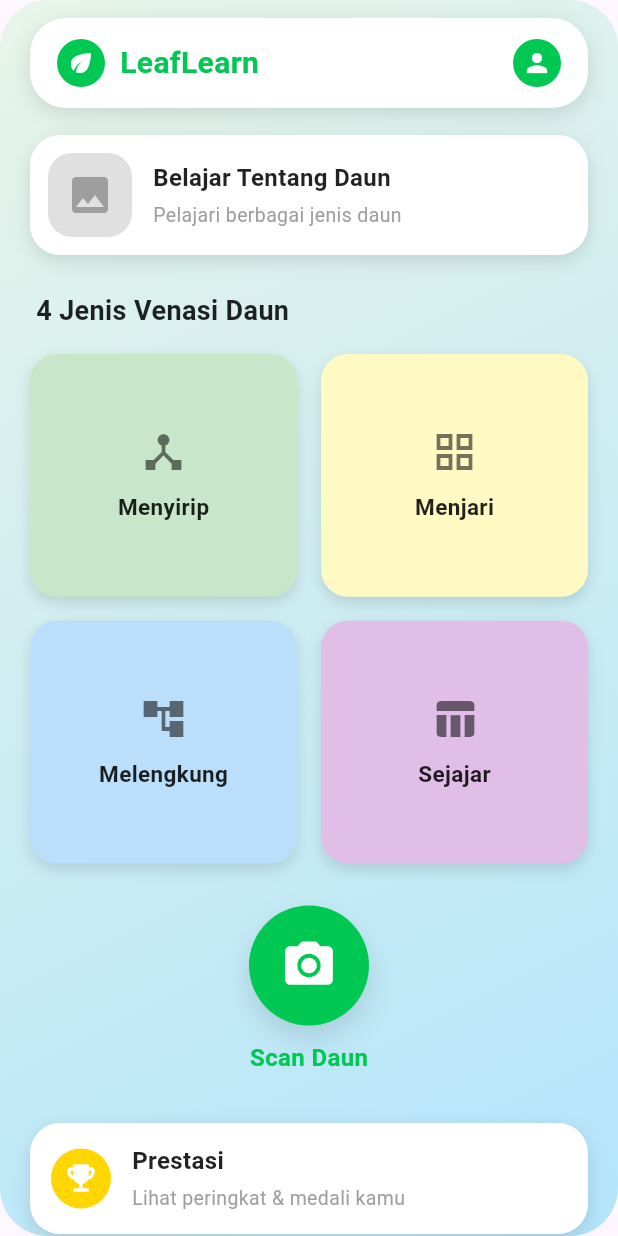
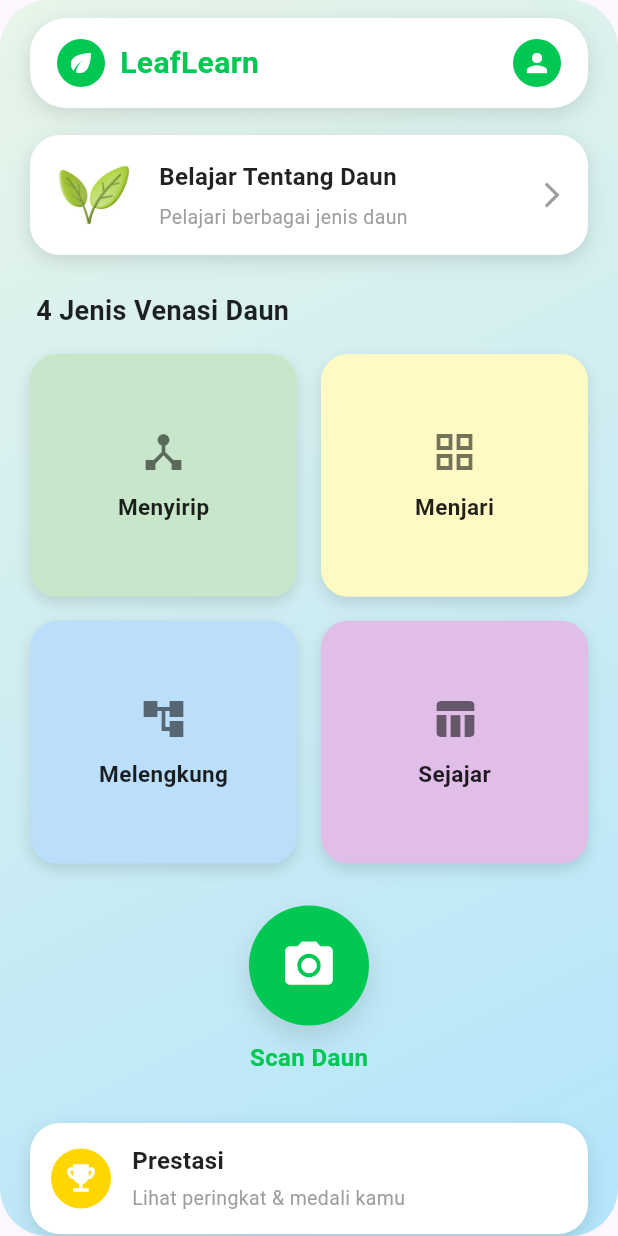
Before and after one commit to koctaa04/Leafy-PBL, a Flutter app: the HomeScreen screen opened by its route, on a phone screen of 412 x 824 dp. Run offline on Flutter 3.47's test engine with Material 3 defaults, Android fonts, the light colour scheme and no system bars.

Commit message:
feat(home): card Belajar Tentang Daun memakai gambar & icon panah, perbaiki padding, navigasi tombol-tombol utama

```diff
--- a/lib/main.dart
+++ b/lib/main.dart
@@ -12,7 +12,7 @@ void main() {
 }
 
 class LeafLearnApp extends StatelessWidget {
-  const LeafLearnApp({Key? key}) : super(key: key);
+  const LeafLearnApp({super.key});
 
   @override
   Widget build(BuildContext context) {
--- a/lib/screens/home_screen.dart
+++ b/lib/screens/home_screen.dart
@@ -1,7 +1,7 @@
 import 'package:flutter/material.dart';
 
 class HomeScreen extends StatelessWidget {
-  const HomeScreen({Key? key}) : super(key: key);
+  const HomeScreen({super.key});
 
   @override
   Widget build(BuildContext context) {
@@ -149,7 +149,7 @@ class _BelajarCard extends StatelessWidget {
         print('Belajar Tentang Daun tapped');
       },
       child: Container(
-        padding: const EdgeInsets.all(12),
+        padding: const EdgeInsets.symmetric(horizontal: 14, vertical: 12),
         decoration: BoxDecoration(
           color: Colors.white,
           borderRadius: BorderRadius.circular(20),
@@ -162,22 +162,24 @@ class _BelajarCard extends StatelessWidget {
           ],
         ),
         child: Row(
+          crossAxisAlignment: CrossAxisAlignment.center,
           children: [
-            // Placeholder gambar
-            Container(
-              width: 56,
-              height: 56,
-              decoration: BoxDecoration(
-                color: Colors.grey[300],
-                borderRadius: BorderRadius.circular(16),
+            // Gambar daun-3d.jpg
+            ClipRRect(
+              borderRadius: BorderRadius.circular(16),
+              child: Image.asset(
+                'assets/daun-3d.jpg',
+                width: 56,
+                height: 56,
+                fit: BoxFit.cover,
               ),
-              child: const Icon(Icons.image, color: Colors.grey, size: 32),
             ),
-            const SizedBox(width: 14),
+            const SizedBox(width: 16),
             // Judul dan subteks
             Expanded(
               child: Column(
                 crossAxisAlignment: CrossAxisAlignment.start,
+                mainAxisAlignment: MainAxisAlignment.center,
                 children: const [
                   Text(
                     'Belajar Tentang Daun',
@@ -187,7 +189,7 @@ class _BelajarCard extends StatelessWidget {
                       color: Colors.black87,
                     ),
                   ),
-                  SizedBox(height: 4),
+                  SizedBox(height: 6),
                   Text(
                     'Pelajari berbagai jenis daun',
                     style: TextStyle(
@@ -198,6 +200,9 @@ class _BelajarCard extends StatelessWidget {
                 ],
               ),
             ),
+            const SizedBox(width: 12),
+            // Icon panah kanan
+            Icon(Icons.arrow_forward_ios, color: Colors.grey, size: 20),
           ],
         ),
       ),
--- a/lib/screens/leaf_detail_screen.dart
+++ b/lib/screens/leaf_detail_screen.dart
@@ -1,7 +1,7 @@
 import 'package:flutter/material.dart';
 
 class LeafDetailScreen extends StatelessWidget {
-  const LeafDetailScreen({Key? key}) : super(key: key);
+  const LeafDetailScreen({super.key});
 
   @override
   Widget build(BuildContext context) {
--- a/lib/screens/login_screen.dart
+++ b/lib/screens/login_screen.dart
@@ -1,7 +1,7 @@
 import 'package:flutter/material.dart';
 
 class LoginScreen extends StatelessWidget {
-  const LoginScreen({Key? key}) : super(key: key);
+  const LoginScreen({super.key});
 
   @override
   Widget build(BuildContext context) {
--- a/lib/screens/onboarding_screen.dart
+++ b/lib/screens/onboarding_screen.dart
@@ -1,7 +1,7 @@
 import 'package:flutter/material.dart';
 
 class OnboardingScreen extends StatefulWidget {
-  const OnboardingScreen({Key? key}) : super(key: key);
+  const OnboardingScreen({super.key});
 
   @override
   State<OnboardingScreen> createState() => _OnboardingScreenState();
--- a/lib/screens/profile_screen.dart
+++ b/lib/screens/profile_screen.dart
@@ -1,7 +1,7 @@
 import 'package:flutter/material.dart';
 
 class ProfileScreen extends StatelessWidget {
-  const ProfileScreen({Key? key}) : super(key: key);
+  const ProfileScreen({super.key});
 
   @override
   Widget build(BuildContext context) {
@@ -275,7 +275,7 @@ class _LeafCollectionGrid extends StatelessWidget {
 class LeafCollectionCard extends StatelessWidget {
   final String name;
   final String venasi;
-  const LeafCollectionCard({required this.name, required this.venasi});
+  const LeafCollectionCard({super.key, required this.name, required this.venasi});
 
   @override
   Widget build(BuildContext context) {
--- a/lib/screens/scan_screen.dart
+++ b/lib/screens/scan_screen.dart
@@ -1,7 +1,7 @@
 import 'package:flutter/material.dart';
 
 class ScanScreen extends StatelessWidget {
-  const ScanScreen({Key? key}) : super(key: key);
+  const ScanScreen({super.key});
 
   @override
   Widget build(BuildContext context) {
--- a/pubspec.yaml
+++ b/pubspec.yaml
@@ -58,9 +58,8 @@ flutter:
   uses-material-design: true
 
   # To add assets to your application, add an assets section, like this:
-  # assets:
-  #   - images/a_dot_burr.jpeg
-  #   - images/a_dot_ham.jpeg
+  assets:
+    - assets/daun-3d.jpg
 
   # An image asset can refer to one or more resolution-specific "variants", see
   # https://flutter.dev/to/resolution-aware-images
```
Also changed, not shown: lib/screens/achievement_screen.dart (+4 -4 lines), assets/daun-3d.jpg (added).
